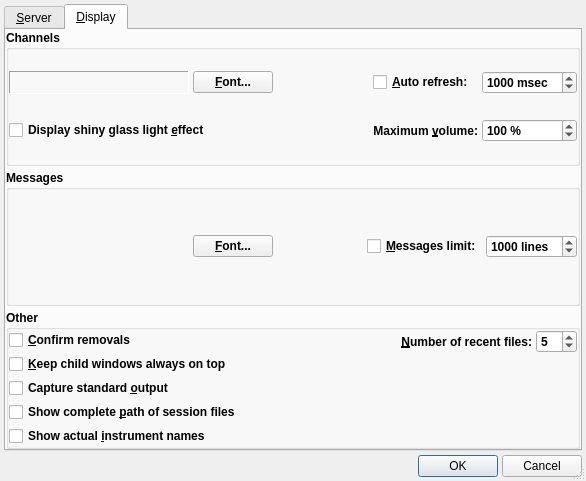
This is src/qsamplerOptionsForm.ui in rncbc/qsampler as Qt 5 draws it before an edit. The edited form follows.
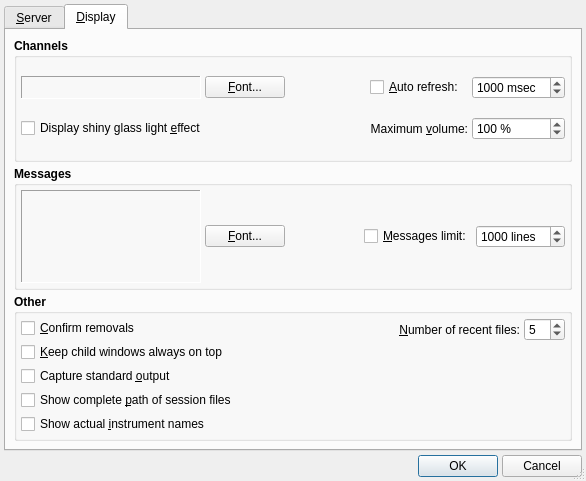
This is the edited form. The open tabs and pages were chosen to show the change. Icons and pictures are not drawn.

Commit message: * Qt4 migration: still far from complete, the .ui files got shaved   with special regard to some redundant or duplicated signal/slot   connections and to the options dialog font aesthetics as also   other minors.

The edit to the form file:
```diff
--- a/src/qsamplerOptionsForm.ui
+++ b/src/qsamplerOptionsForm.ui
@@ -467,7 +467,7 @@
       </attribute>
       <layout class="QVBoxLayout" >
        <property name="margin" >
-        <number>0</number>
+        <number>8</number>
        </property>
        <property name="spacing" >
         <number>4</number>
@@ -488,13 +488,19 @@
          </property>
          <layout class="QGridLayout" >
           <property name="margin" >
-           <number>0</number>
+           <number>4</number>
           </property>
           <property name="spacing" >
            <number>4</number>
           </property>
           <item row="0" column="0" >
            <widget class="QLabel" name="DisplayFontTextLabel" >
+            <property name="font" >
+             <font>
+              <weight>50</weight>
+              <bold>false</bold>
+             </font>
+            </property>
             <property name="sizePolicy" >
              <sizepolicy>
               <hsizetype>3</hsizetype>
@@ -515,100 +521,6 @@
               <height>32767</height>
              </size>
             </property>
-            <property name="palette" >
-             <palette>
-              <active>
-               <colorrole role="WindowText" >
-                <brush brushstyle="SolidPattern" >
-                 <color alpha="255" >
-                  <red>85</red>
-                  <green>255</green>
-                  <blue>0</blue>
-                 </color>
-                </brush>
-               </colorrole>
-               <colorrole role="Base" >
-                <brush brushstyle="SolidPattern" >
-                 <color alpha="255" >
-                  <red>255</red>
-                  <green>255</green>
-                  <blue>255</blue>
-                 </color>
-                </brush>
-               </colorrole>
-               <colorrole role="Window" >
-                <brush brushstyle="SolidPattern" >
-                 <color alpha="255" >
-                  <red>0</red>
-                  <green>0</green>
-                  <blue>0</blue>
-                 </color>
-                </brush>
-               </colorrole>
-              </active>
-              <inactive>
-               <colorrole role="WindowText" >
-                <brush brushstyle="SolidPattern" >
-                 <color alpha="255" >
-                  <red>85</red>
-                  <green>255</green>
-                  <blue>0</blue>
-                 </color>
-                </brush>
-               </colorrole>
-               <colorrole role="Base" >
-                <brush brushstyle="SolidPattern" >
-                 <color alpha="255" >
-                  <red>255</red>
-                  <green>255</green>
-                  <blue>255</blue>
-                 </color>
-                </brush>
-               </colorrole>
-               <colorrole role="Window" >
-                <brush brushstyle="SolidPattern" >
-                 <color alpha="255" >
-                  <red>0</red>
-                  <green>0</green>
-                  <blue>0</blue>
-                 </color>
-                </brush>
-               </colorrole>
-              </inactive>
-              <disabled>
-               <colorrole role="WindowText" >
-                <brush brushstyle="SolidPattern" >
-                 <color alpha="255" >
-                  <red>119</red>
-                  <green>119</green>
-                  <blue>119</blue>
-                 </color>
-                </brush>
-               </colorrole>
-               <colorrole role="Base" >
-                <brush brushstyle="SolidPattern" >
-                 <color alpha="255" >
-                  <red>0</red>
-                  <green>0</green>
-                  <blue>0</blue>
-                 </color>
-                </brush>
-               </colorrole>
-               <colorrole role="Window" >
-                <brush brushstyle="SolidPattern" >
-                 <color alpha="255" >
-                  <red>0</red>
-                  <green>0</green>
-                  <blue>0</blue>
-                 </color>
-                </brush>
-               </colorrole>
-              </disabled>
-             </palette>
-            </property>
-            <property name="font" >
-             <font/>
-            </property>
             <property name="toolTip" >
              <string>Sample channel display font display</string>
             </property>
@@ -632,7 +544,10 @@
           <item row="0" column="1" >
            <widget class="QPushButton" name="DisplayFontPushButton" >
             <property name="font" >
-             <font/>
+             <font>
+              <weight>50</weight>
+              <bold>false</bold>
+             </font>
             </property>
             <property name="toolTip" >
              <string>Select font for the channel display</string>
@@ -667,7 +582,10 @@
           <item row="0" column="3" >
            <widget class="QCheckBox" name="AutoRefreshCheckBox" >
             <property name="font" >
-             <font/>
+             <font>
+              <weight>50</weight>
+              <bold>false</bold>
+             </font>
             </property>
             <property name="toolTip" >
              <string>Whether to refresh the channels view automatically</string>
@@ -683,7 +601,10 @@
           <item row="1" column="3" >
            <widget class="QLabel" name="MaxVolumeTextLabel" >
             <property name="font" >
-             <font/>
+             <font>
+              <weight>50</weight>
+              <bold>false</bold>
+             </font>
             </property>
             <property name="text" >
              <string>Maximum &amp;volume:</string>
@@ -710,7 +631,10 @@
              </sizepolicy>
             </property>
             <property name="font" >
-             <font/>
+             <font>
+              <weight>50</weight>
+              <bold>false</bold>
+             </font>
             </property>
             <property name="toolTip" >
              <string>Time in milliseconds between each auto-refresh cycle</string>
@@ -743,7 +667,10 @@
              </sizepolicy>
             </property>
             <property name="font" >
-             <font/>
+             <font>
+              <weight>50</weight>
+              <bold>false</bold>
+             </font>
             </property>
             <property name="toolTip" >
              <string>Upper limit for the sampler channel volume setting</string>
@@ -765,7 +692,10 @@
           <item row="1" column="0" colspan="2" >
            <widget class="QCheckBox" name="DisplayEffectCheckBox" >
             <property name="font" >
-             <font/>
+             <font>
+              <weight>50</weight>
+              <bold>false</bold>
+             </font>
             </property>
             <property name="toolTip" >
              <string>Whether to enable a shiny glass light effect on the channel display</string>
@@ -797,7 +727,7 @@
          </property>
          <layout class="QHBoxLayout" >
           <property name="margin" >
-           <number>0</number>
+           <number>4</number>
           </property>
           <property name="spacing" >
            <number>4</number>
@@ -812,6 +742,12 @@
               <verstretch>0</verstretch>
              </sizepolicy>
             </property>
+            <property name="font" >
+             <font>
+              <weight>50</weight>
+              <bold>false</bold>
+             </font>
+            </property>
             <property name="minimumSize" >
              <size>
               <width>180</width>
@@ -824,76 +760,12 @@
               <height>32767</height>
              </size>
             </property>
-            <property name="palette" >
-             <palette>
-              <active>
-               <colorrole role="Base" >
-                <brush brushstyle="SolidPattern" >
-                 <color alpha="255" >
-                  <red>255</red>
-                  <green>255</green>
-                  <blue>255</blue>
-                 </color>
-                </brush>
-               </colorrole>
-               <colorrole role="Window" >
-                <brush brushstyle="SolidPattern" >
-                 <color alpha="255" >
-                  <red>255</red>
-                  <green>255</green>
-                  <blue>255</blue>
-                 </color>
-                </brush>
-               </colorrole>
-              </active>
-              <inactive>
-               <colorrole role="Base" >
-                <brush brushstyle="SolidPattern" >
-                 <color alpha="255" >
-                  <red>255</red>
-                  <green>255</green>
-                  <blue>255</blue>
-                 </color>
-                </brush>
-               </colorrole>
-               <colorrole role="Window" >
-                <brush brushstyle="SolidPattern" >
-                 <color alpha="255" >
-                  <red>255</red>
-                  <green>255</green>
-                  <blue>255</blue>
-                 </color>
-                </brush>
-               </colorrole>
-              </inactive>
-              <disabled>
-               <colorrole role="Base" >
-                <brush brushstyle="SolidPattern" >
-                 <color alpha="255" >
-                  <red>255</red>
-                  <green>255</green>
-                  <blue>255</blue>
-                 </color>
-                </brush>
-               </colorrole>
-               <colorrole role="Window" >
-                <brush brushstyle="SolidPattern" >
-                 <color alpha="255" >
-                  <red>255</red>
-                  <green>255</green>
-                  <blue>255</blue>
-                 </color>
-                </brush>
-               </colorrole>
-              </disabled>
-             </palette>
-            </property>
-            <property name="font" >
-             <font/>
-            </property>
             <property name="toolTip" >
              <string>Sample messages text font display</string>
             </property>
+            <property name="frameShape" >
+             <enum>QFrame::Panel</enum>
+            </property>
             <property name="frameShadow" >
              <enum>QFrame::Sunken</enum>
             </property>
@@ -908,7 +780,10 @@
           <item>
            <widget class="QPushButton" name="MessagesFontPushButton" >
             <property name="font" >
-             <font/>
+             <font>
+              <weight>50</weight>
+              <bold>false</bold>
+             </font>
             </property>
             <property name="toolTip" >
              <string>Select font for the messages text display</string>
@@ -943,7 +818,10 @@
           <item>
            <widget class="QCheckBox" name="MessagesLimitCheckBox" >
             <property name="font" >
-             <font/>
+             <font>
+              <weight>50</weight>
+              <bold>false</bold>
+             </font>
             </property>
             <property name="toolTip" >
              <string>Whether to keep a maximum number of lines in the messages window</string>
@@ -959,7 +837,10 @@
           <item>
            <widget class="QSpinBox" name="MessagesLimitLinesSpinBox" >
             <property name="font" >
-             <font/>
+             <font>
+              <weight>50</weight>
+              <bold>false</bold>
+             </font>
             </property>
             <property name="toolTip" >
              <string>The maximum number of message lines to keep in view</string>
@@ -1000,7 +881,7 @@
          </property>
          <layout class="QGridLayout" >
           <property name="margin" >
-           <number>0</number>
+           <number>4</number>
           </property>
           <property name="spacing" >
            <number>4</number>
@@ -1016,7 +897,10 @@
             <item>
              <widget class="QCheckBox" name="ConfirmRemoveCheckBox" >
               <property name="font" >
-               <font/>
+               <font>
+                <weight>50</weight>
+                <bold>false</bold>
+               </font>
               </property>
               <property name="toolTip" >
                <string>Whether to ask for confirmation on removals</string>
@@ -1032,7 +916,10 @@
             <item>
              <widget class="QCheckBox" name="KeepOnTopCheckBox" >
               <property name="font" >
-               <font/>
+               <font>
+                <weight>50</weight>
+                <bold>false</bold>
+               </font>
               </property>
               <property name="toolTip" >
                <string>Whether to keep all child windows on top of the main window</string>
@@ -1048,7 +935,10 @@
             <item>
              <widget class="QCheckBox" name="StdoutCaptureCheckBox" >
               <property name="font" >
-               <font/>
+               <font>
+                <weight>50</weight>
+                <bold>false</bold>
+               </font>
               </property>
               <property name="toolTip" >
                <string>Whether to capture standard output (stdout/stderr) into messages window</string>
@@ -1064,7 +954,10 @@
             <item>
              <widget class="QCheckBox" name="CompletePathCheckBox" >
               <property name="font" >
-               <font/>
+               <font>
+                <weight>50</weight>
+                <bold>false</bold>
+               </font>
               </property>
               <property name="toolTip" >
                <string>Whether to show the complete directory path of loaded session files</string>
@@ -1080,7 +973,10 @@
             <item>
              <widget class="QCheckBox" name="InstrumentNamesCheckBox" >
               <property name="font" >
-               <font/>
+               <font>
+                <weight>50</weight>
+                <bold>false</bold>
+               </font>
               </property>
               <property name="toolTip" >
                <string>Whether to show the actual instrument names as read from instrument file (using libgig)</string>
@@ -1098,7 +994,10 @@
           <item row="0" column="3" >
            <widget class="QSpinBox" name="MaxRecentFilesSpinBox" >
             <property name="font" >
-             <font/>
+             <font>
+              <weight>50</weight>
+              <bold>false</bold>
+             </font>
             </property>
             <property name="toolTip" >
              <string>The maximum number of recent files to keep in menu</string>
@@ -1117,7 +1016,10 @@
           <item row="0" column="2" >
            <widget class="QLabel" name="MaxRecentFilesTextLabel" >
             <property name="font" >
-             <font/>
+             <font>
+              <weight>50</weight>
+              <bold>false</bold>
+             </font>
             </property>
             <property name="text" >
              <string>&amp;Number of recent files:</string>
```
Left out of the diff: 414 changed lines with no effect on the pictures. The commit also changes 15 other files.
